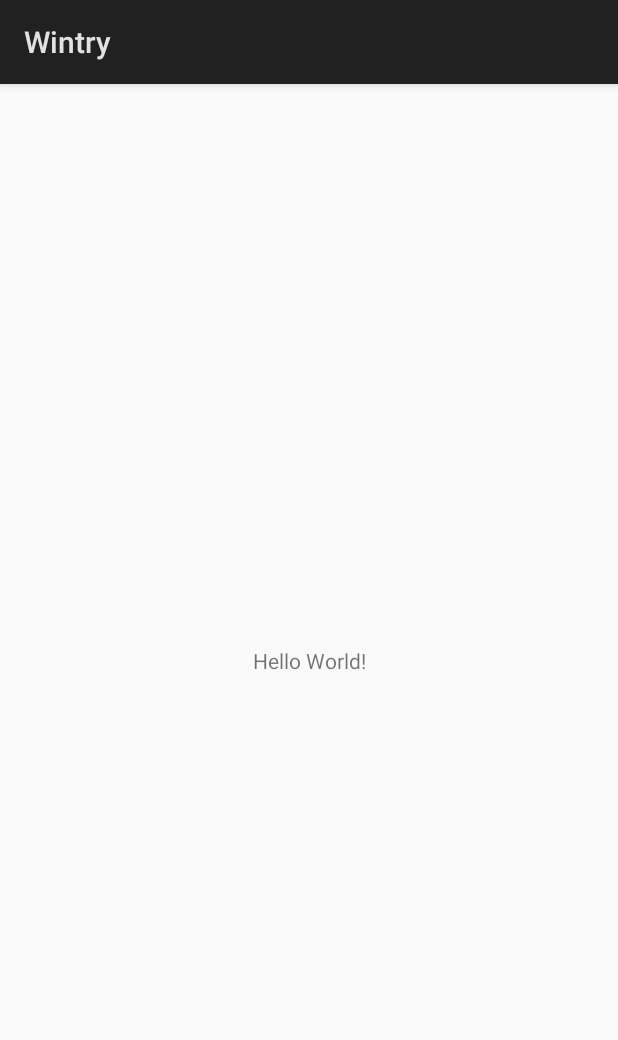
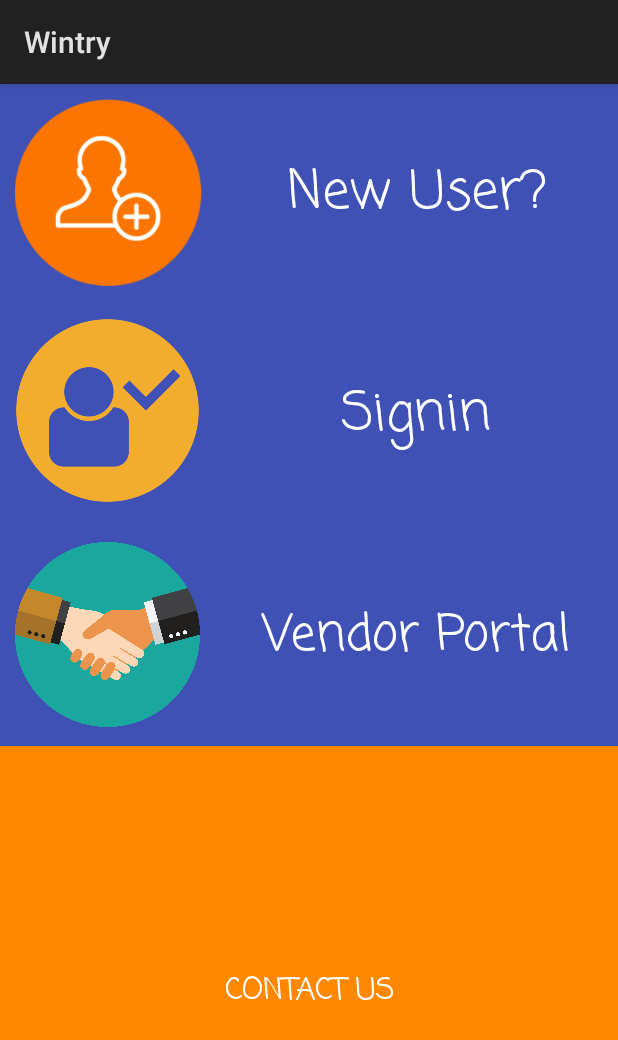
Before and after one commit to abhishek77774/Wintry, an Android app: the screen it shows after launch (MainActivity), on a phone screen of 412 x 824 dp. Shown: the top 1040 px of the screen. Run offline under Robolectric (Android 15) with nearby library versions, the phone set to English and light mode, and no system bars.

Commit message:
First activity

```diff
--- a/app/src/main/AndroidManifest.xml
+++ b/app/src/main/AndroidManifest.xml
@@ -16,6 +16,8 @@
                 <category android:name="android.intent.category.LAUNCHER" />
             </intent-filter>
         </activity>
+        <activity android:name=".login" />
+        <activity android:name=".signup"></activity>
     </application>
 
 </manifest>
--- a/app/src/main/java/com/example/abhi/wintry/MainActivity.java
+++ b/app/src/main/java/com/example/abhi/wintry/MainActivity.java
@@ -1,7 +1,9 @@
 package com.example.abhi.wintry;
 
 import android.app.Activity;
+import android.content.Intent;
 import android.os.Bundle;
+import android.view.View;
 
 public class MainActivity extends Activity {
 
@@ -10,4 +12,9 @@ public class MainActivity extends Activity {
         super.onCreate(savedInstanceState);
         setContentView(R.layout.activity_main);
     }
+    public void toLogin(View view)
+    {
+        Intent intent = new Intent(this, login.class);
+        startActivity(intent);
+    }
 }
--- a/app/src/main/res/layout/activity_main.xml
+++ b/app/src/main/res/layout/activity_main.xml
@@ -1,18 +1,122 @@
 <?xml version="1.0" encoding="utf-8"?>
-<android.support.constraint.ConstraintLayout xmlns:android="http://schemas.android.com/apk/res/android"
+<LinearLayout xmlns:android="http://schemas.android.com/apk/res/android"
     xmlns:app="http://schemas.android.com/apk/res-auto"
     xmlns:tools="http://schemas.android.com/tools"
     android:layout_width="match_parent"
     android:layout_height="match_parent"
+    android:orientation="vertical"
+    android:background="@color/colorPrimary"
     tools:context="com.example.abhi.wintry.MainActivity">
 
-    <TextView
-        android:layout_width="wrap_content"
+
+    <LinearLayout
+        android:layout_width="match_parent"
         android:layout_height="wrap_content"
-        android:text="Hello World!"
-        app:layout_constraintBottom_toBottomOf="parent"
-        app:layout_constraintLeft_toLeftOf="parent"
-        app:layout_constraintRight_toRightOf="parent"
-        app:layout_constraintTop_toTopOf="parent" />
+        android:orientation="horizontal">
 
-</android.support.constraint.ConstraintLayout>
+        <ImageButton
+            android:id="@+id/newuser1"
+            android:layout_width="289dp"
+            android:layout_height="146dp"
+            android:layout_weight="1"
+            android:background="@color/colorPrimary"
+            android:adjustViewBounds="true"
+            android:padding="10dp"
+            android:scaleType="fitStart"
+            android:src="@drawable/newuser2"
+            tools:ignore="ContentDescription,RTHardcoded" />
+
+        <TextView
+            android:layout_width="wrap_content"
+            android:layout_height="match_parent"
+            android:layout_weight="1"
+            android:ems="10"
+            android:fontFamily="casual"
+            android:inputType="textPersonName"
+            android:shadowColor="@color/colorAccent"
+            android:text="New User?"
+            android:gravity="center"
+            android:textAlignment="center"
+            android:textColor="@android:color/white"
+            android:textIsSelectable="false"
+            android:textSize="35dp" />
+    </LinearLayout>
+
+    <LinearLayout
+        android:layout_width="match_parent"
+        android:layout_height="wrap_content"
+        android:orientation="horizontal">
+
+        <ImageButton
+            android:id="@+id/signin1"
+            android:layout_width="286dp"
+            android:layout_height="149dp"
+            android:layout_weight="1"
+            android:background="@color/colorPrimary"
+            android:adjustViewBounds="true"
+            android:padding="3dp"
+            android:onClick="toLogin"
+            android:scaleType="fitStart"
+            android:src="@drawable/signin"
+            tools:ignore="ContentDescription,RTHardcoded" />
+
+        <TextView
+            android:layout_width="wrap_content"
+            android:layout_height="match_parent"
+            android:layout_weight="1"
+            android:ems="10"
+            android:fontFamily="casual"
+            android:inputType="textPersonName"
+            android:shadowColor="@color/colorAccent"
+            android:text="Signin"
+            android:gravity="center"
+            android:textAlignment="center"
+            android:textColor="@android:color/white"
+            android:textIsSelectable="false"
+            android:textSize="35dp" />
+    </LinearLayout>
+
+    <LinearLayout
+        android:layout_width="match_parent"
+        android:layout_height="wrap_content"
+        android:orientation="horizontal">
+
+        <ImageButton
+            android:id="@+id/vendor1"
+            android:layout_width="286dp"
+            android:layout_height="146dp"
+            android:background="@color/colorPrimary"
+            android:layout_weight="1"
+            android:adjustViewBounds="true"
+            android:padding="10dp"
+            android:scaleType="fitStart"
+            android:src="@drawable/vendor2"
+            tools:ignore="ContentDescription,RTHardcoded" />
+
+        <TextView
+            android:layout_width="wrap_content"
+            android:layout_height="match_parent"
+            android:layout_weight="1"
+            android:ems="10"
+            android:fontFamily="casual"
+            android:inputType="textPersonName"
+            android:shadowColor="@color/colorAccent"
+            android:text="Vendor Portal"
+            android:gravity="center"
+            android:textAlignment="center"
+            android:textColor="@android:color/white"
+            android:textIsSelectable="false"
+            android:textSize="33dp" />
+    </LinearLayout>
+
+    <Button
+        android:layout_width="match_parent"
+        android:layout_height="match_parent"
+        android:background="@android:color/holo_orange_dark"
+        android:fontFamily="casual"
+        android:textColor="@android:color/white"
+        android:text="Contact us"
+        android:textSize="20dp" />
+
+
+</LinearLayout>
--- a/app/src/main/res/values/colors.xml
+++ b/app/src/main/res/values/colors.xml
@@ -1,6 +1,6 @@
 <?xml version="1.0" encoding="utf-8"?>
 <resources>
     <color name="colorPrimary">#3F51B5</color>
-    <color name="colorPrimaryDark">#303F9F</color>
+    <color name="colorPrimaryDark">#303f9f</color>
     <color name="colorAccent">#FF4081</color>
 </resources>
```
Also changed, not shown: app/src/main/java/com/example/abhi/wintry/login.java (added, +13 -0 lines), app/src/main/java/com/example/abhi/wintry/signup.java (added, +152 -0 lines), app/src/main/res/layout/activity_login.xml (added, +109 -0 lines), app/src/main/res/layout/activity_signup.xml (added, +87 -0 lines), app/src/main/res/layout/layout_signup.xml (added, +84 -0 lines), app/src/main/res/drawable/d.png (added), app/src/main/res/drawable/newuser.png (added), app/src/main/res/drawable/newuser2.png (added), app/src/main/res/drawable/o.png (added), app/src/main/res/drawable/signin.png (added), app/src/main/res/drawable/vendor.png (added), app/src/main/res/drawable/vendor2.png (added), 14 other files.
